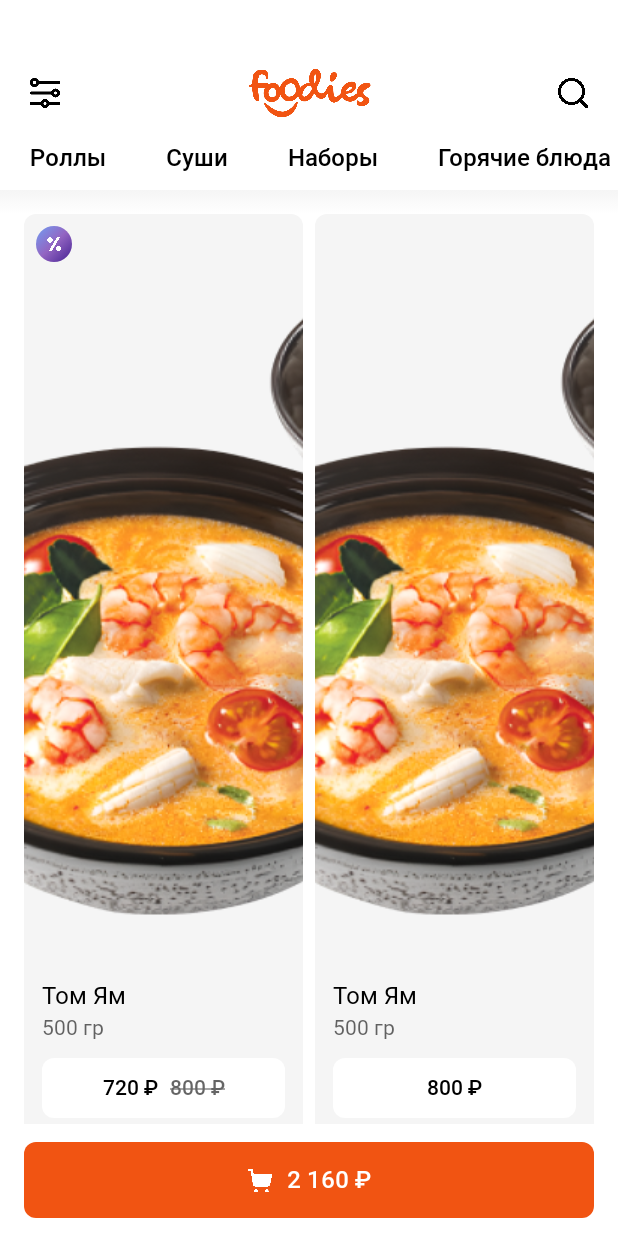
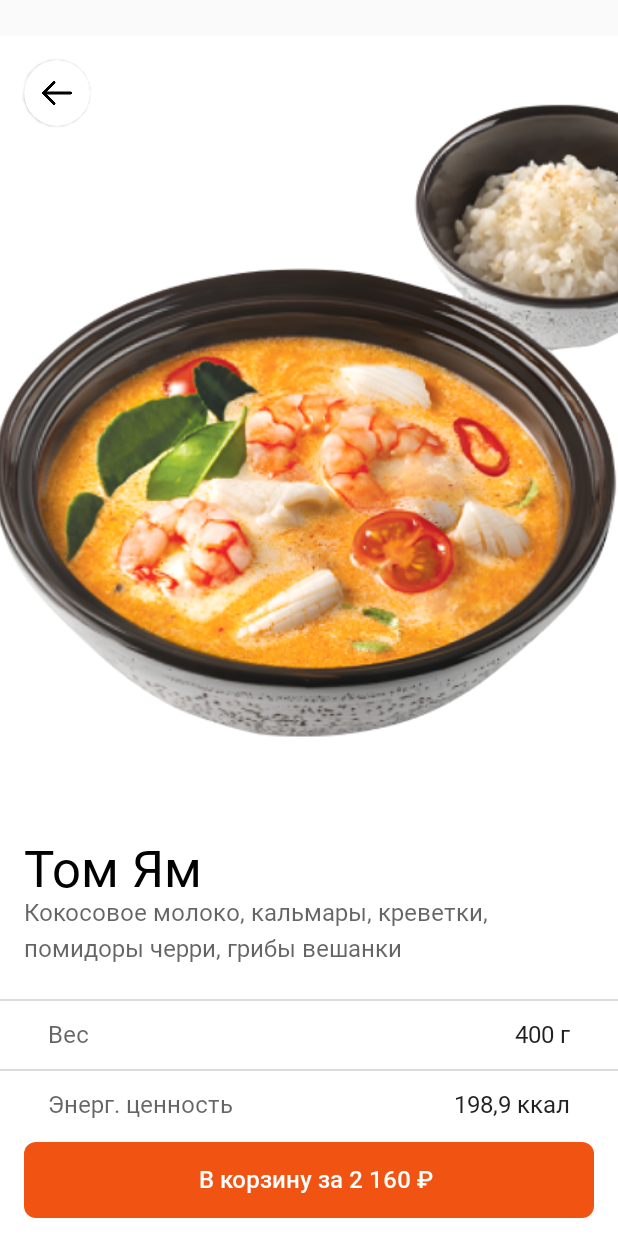
Before and after one commit to DenisFrolkov/Nti.team_test_work_Foodies, an Android app built with Jetpack Compose: the screen it shows after launch (MainActivity), on a phone screen of 412 x 824 dp. Run offline under Robolectric (Android 15) with nearby library versions, the phone set to English and light mode, and no system bars.

Commit message:
О нееет!!!!

```diff
--- a/app/src/main/java/com/example/ntiteam_test_work_foodies/MainActivity.kt
+++ b/app/src/main/java/com/example/ntiteam_test_work_foodies/MainActivity.kt
@@ -5,6 +5,7 @@ import androidx.activity.ComponentActivity
 import androidx.activity.compose.setContent
 import androidx.activity.enableEdgeToEdge
 import com.example.ntiteam_test_work_foodies.screens.CatalogScreen
+import com.example.ntiteam_test_work_foodies.screens.ProductCardScreen
 import com.example.ntiteam_test_work_foodies.ui.theme.Ntiteam_test_work_FoodiesTheme
 
 class MainActivity : ComponentActivity() {
@@ -13,7 +14,8 @@ class MainActivity : ComponentActivity() {
         enableEdgeToEdge()
         setContent {
             Ntiteam_test_work_FoodiesTheme {
-                CatalogScreen()
+//                CatalogScreen()
+                ProductCardScreen()
             }
         }
     }
--- a/app/src/main/java/com/example/ntiteam_test_work_foodies/screens/CatalogScreen.kt
+++ b/app/src/main/java/com/example/ntiteam_test_work_foodies/screens/CatalogScreen.kt
@@ -45,7 +45,6 @@ fun CatalogScreen() {
     Catalog()
 }
 
-@OptIn(ExperimentalFoundationApi::class)
 @Composable
 fun Catalog() {
     Column {
@@ -89,7 +88,7 @@ fun Catalog() {
             .fillMaxSize()
             .navigationBarsPadding()
     ) {
-        FixedButton(texTotalPrice = "2 160")
+        FixedButton(textTotalPrice = "2 160", painterCard = painterResource(id = R.drawable.card_icon), textInCard = "")
     }
 }
 
--- /dev/null
+++ b/app/src/main/java/com/example/ntiteam_test_work_foodies/screens/ProductСardScreen.kt
@@ -0,0 +1,205 @@
+package com.example.ntiteam_test_work_foodies.screens
+
+import androidx.compose.foundation.Image
+import androidx.compose.foundation.background
+import androidx.compose.foundation.layout.Arrangement
+import androidx.compose.foundation.layout.Box
+import androidx.compose.foundation.layout.Column
+import androidx.compose.foundation.layout.Row
+import androidx.compose.foundation.layout.Spacer
+import androidx.compose.foundation.layout.fillMaxSize
+import androidx.compose.foundation.layout.fillMaxWidth
+import androidx.compose.foundation.layout.height
+import androidx.compose.foundation.layout.navigationBarsPadding
+import androidx.compose.foundation.layout.padding
+import androidx.compose.foundation.layout.size
+import androidx.compose.foundation.lazy.LazyColumn
+import androidx.compose.foundation.shape.RoundedCornerShape
+import androidx.compose.material3.Icon
+import androidx.compose.material3.Text
+import androidx.compose.runtime.Composable
+import androidx.compose.ui.Alignment
+import androidx.compose.ui.Modifier
+import androidx.compose.ui.draw.alpha
+import androidx.compose.ui.draw.shadow
+import androidx.compose.ui.graphics.Color
+import androidx.compose.ui.layout.ContentScale
+import androidx.compose.ui.res.painterResource
+import androidx.compose.ui.text.TextStyle
+import androidx.compose.ui.text.font.Font
+import androidx.compose.ui.text.font.FontFamily
+import androidx.compose.ui.unit.dp
+import androidx.compose.ui.unit.sp
+import com.example.ntiteam_test_work_foodies.R
+import com.example.ntiteam_test_work_foodies.universalComponents.FixedButton
+
+@Composable
+fun ProductCardScreen() {
+    ProductCard()
+}
+
+@Composable
+fun ProductCard() {
+    LazyColumn(
+        modifier = Modifier
+            .padding(top = 24.dp)
+            .background(color = Color.White)
+    ) {
+        item {
+            BigImage()
+            Spacer(modifier = Modifier.height(24.dp))
+            TitleProductCurd("Том Ям")
+            CompoundProductCurd(textCompound = "Кокосовое молоко, кальмары, креветки, помидоры черри, грибы вешанки")
+            Spacer(modifier = Modifier.height(24.dp))
+            ListItem(titleListItem = "Вес", textListItem = "400 г")
+            ListItem(titleListItem = "Энерг. ценность", textListItem = "198,9 ккал")
+            ListItem(titleListItem = "Белки", textListItem = "10 г")
+            ListItem(titleListItem = "Жиры", textListItem = "8,5 г")
+            ListItem(titleListItem = "Углеводы", textListItem = "19,7 г")
+            Box(
+                modifier = Modifier
+                    .fillMaxWidth()
+                    .alpha(0.3f)
+                    .height(1.dp)
+                    .background(Color.Gray)
+            )
+            Spacer(modifier = Modifier.height(126.dp))
+        }
+    }
+    Box(
+        modifier = Modifier
+            .padding(start = 16.dp, top = 40.dp)
+    ) {
+        BackButton()
+    }
+    Column(
+        verticalArrangement = Arrangement.Bottom,
+        modifier = Modifier
+            .fillMaxSize()
+            .navigationBarsPadding()
+    ) {
+        FixedButton(
+            textTotalPrice = "2 160",
+            painterCard = painterResource(id = R.drawable.card_icon),
+            textInCard = "В корзину за"
+        )
+    }
+}
+
+@Composable
+fun BackButton() {
+    Box(
+        modifier = Modifier
+            .shadow(
+                elevation = 1.dp,
+                shape = RoundedCornerShape(25.dp)
+            )
+            .background(color = Color.White, shape = RoundedCornerShape(25.dp))
+    ) {
+        Icon(
+            painter = painterResource(id = R.drawable.back_item),
+            contentDescription = null,
+            tint = Color.Black,
+            modifier = Modifier
+                .padding(10.dp)
+                .size(24.dp)
+        )
+    }
+}
+
+@Composable
+fun BigImage() {
+    Box(
+        modifier = Modifier
+            .fillMaxWidth()
+    ) {
+        Image(
+            painter = painterResource(id = R.drawable.photo_image),
+            contentDescription = null,
+            contentScale = ContentScale.Crop,
+            modifier = Modifier.fillMaxWidth()
+        )
+    }
+}
+
+@Composable
+fun TitleProductCurd(
+    textTitle: String
+) {
+    Text(
+        text = textTitle,
+        style = TextStyle(
+            fontSize = 34.sp,
+            color = Color.Black,
+            fontFamily = FontFamily(Font(R.font.roboto_regular))
+        ),
+        modifier = Modifier.padding(horizontal = 16.dp)
+    )
+}
+
+@Composable
+fun CompoundProductCurd(
+    textCompound: String
+) {
+    Text(
+        text = textCompound,
+        style = TextStyle(
+            fontSize = 16.sp,
+            color = Color.Black,
+            fontFamily = FontFamily(Font(R.font.roboto_regular)),
+            lineHeight = 24.sp
+        ),
+        modifier = Modifier
+            .padding(horizontal = 16.dp)
+            .alpha(0.6f)
+    )
+}
+
+
+@Composable
+fun ListItem(
+    titleListItem: String,
+    textListItem: String
+) {
+    Column {
+        Box(
+            modifier = Modifier
+                .fillMaxWidth()
+                .alpha(0.3f)
+                .height(1.dp)
+                .background(Color.Gray)
+        )
+        Row(
+            verticalAlignment = Alignment.CenterVertically,
+            horizontalArrangement = Arrangement.SpaceBetween,
+            modifier = Modifier
+                .fillMaxWidth()
+                .padding(horizontal = 16.dp, vertical = 13.dp)
+        ) {
+            Text(
+                text = titleListItem,
+                style = TextStyle(
+                    fontSize = 16.sp,
+                    color = Color.Black,
+                    fontFamily = FontFamily(Font(R.font.roboto_regular)),
+                    lineHeight = 24.sp
+                ),
+                modifier = Modifier
+                    .padding(horizontal = 16.dp)
+                    .alpha(0.6f)
+            )
+            Text(
+                text = textListItem,
+                style = TextStyle(
+                    fontSize = 16.sp,
+                    color = Color.Black,
+                    fontFamily = FontFamily(Font(R.font.roboto_regular)),
+                    lineHeight = 24.sp
+                ),
+                modifier = Modifier
+                    .padding(horizontal = 16.dp)
+                    .alpha(0.87f)
+            )
+        }
+    }
+}
--- a/app/src/main/java/com/example/ntiteam_test_work_foodies/universalComponents/FixedButton.kt
+++ b/app/src/main/java/com/example/ntiteam_test_work_foodies/universalComponents/FixedButton.kt
@@ -17,6 +17,7 @@ import androidx.compose.runtime.Composable
 import androidx.compose.ui.Alignment
 import androidx.compose.ui.Modifier
 import androidx.compose.ui.graphics.Color
+import androidx.compose.ui.graphics.painter.Painter
 import androidx.compose.ui.res.painterResource
 import androidx.compose.ui.text.TextStyle
 import androidx.compose.ui.text.font.Font
@@ -28,7 +29,9 @@ import com.example.ntiteam_test_work_foodies.ui.theme.Orange
 
 @Composable
 fun FixedButton(
-    texTotalPrice: String
+    textTotalPrice: String,
+    painterCard: Painter,
+    textInCard: String
 ) {
     Box(
         modifier = Modifier
@@ -44,6 +47,7 @@ fun FixedButton(
                 .fillMaxWidth()
                 .padding(vertical = 15.67.dp)
         ) {
+            if (textInCard.isBlank()) {
                 Icon(
                     painter = painterResource(
                         id = R.drawable.card_icon
@@ -52,9 +56,10 @@ fun FixedButton(
                     tint = Color.White,
                     modifier = Modifier.size(16.dp)
                 )
+            }
             Spacer(modifier = Modifier.width(10.dp))
             Text(
-                text = "$texTotalPrice ₽",
+                text = if (textInCard == "В корзину за") "$textInCard $textTotalPrice ₽" else "$textTotalPrice ₽",
                 style = TextStyle(
                     fontSize = 16.sp,
                     color = Color.White,
```
Also changed, not shown: app/src/main/res/drawable/back_item.png (added). Lines whose indentation alone changed are shown as unchanged.
